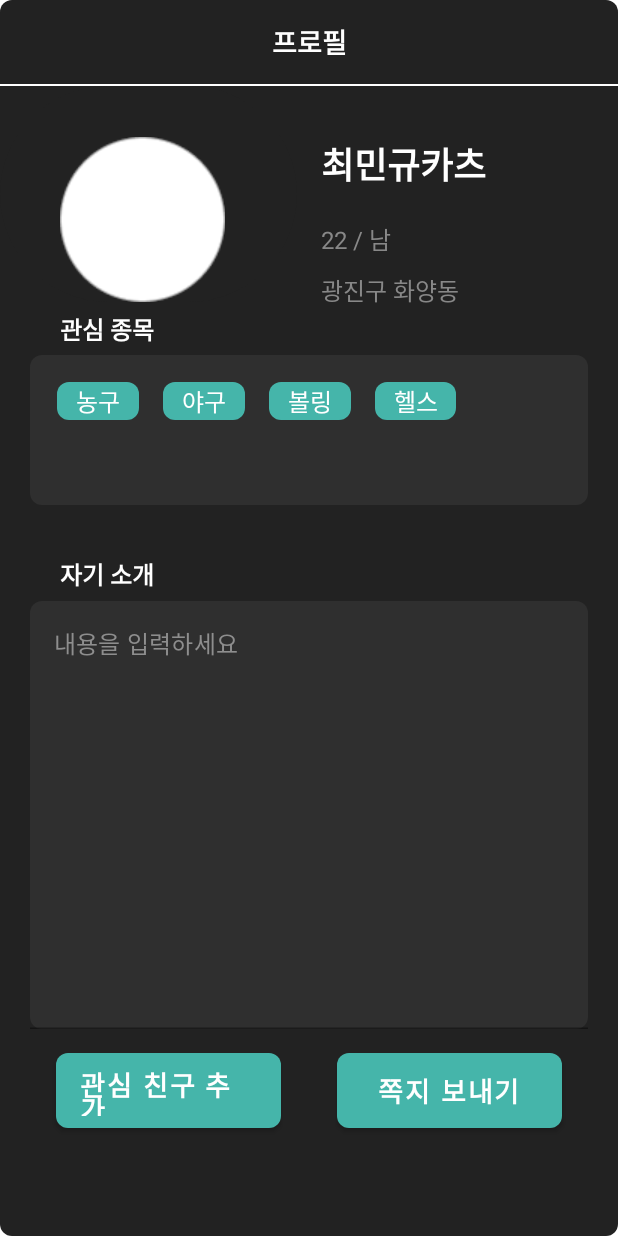
After one commit to beom84/SportsBuddy, an Android app built with Jetpack Compose: the composable FriendProfileScreen shown on its own in the app's theme, on a phone screen of 412 x 824 dp. The commit adds this screen. Run offline under Robolectric (Android 15) with nearby library versions, the phone set to English and light mode, and no system bars; Roboto replaces fonts that are not available here.

Commit message:
7번 페이지 완성~

```diff
--- /dev/null
+++ b/app/src/main/java/com/example/sportsbuddy/enroll_match/EnrollMatchActivity.kt
@@ -0,0 +1,28 @@
+package com.example.sportsbuddy.enroll_match
+
+import android.content.Context
+import android.content.Intent
+import android.os.Bundle
+import androidx.appcompat.app.AppCompatActivity
+import com.example.sportsbuddy.databinding.ActivitySampleBinding
+import com.example.sportsbuddy.sample.SampleActivity
+import com.example.sportsbuddy.screen.SampleScreen
+
+class EnrollMatchActivity : AppCompatActivity() {
+
+    private lateinit var binding: ActivitySampleBinding
+
+    override fun onCreate(savedInstanceState: Bundle?) {
+        super.onCreate(savedInstanceState)
+
+        binding = ActivitySampleBinding.inflate(layoutInflater)
+        binding.cvSample.setContent {
+            EnrollMatchScreen()
+        }
+        setContentView(binding.root)
+    }
+
+    companion object {
+        fun getIntent(context: Context) = Intent(context, EnrollMatchActivity::class.java)
+    }
+}
--- a/app/src/main/java/com/example/sportsbuddy/enroll_match/EnrollMatchScreen.kt
+++ b/app/src/main/java/com/example/sportsbuddy/enroll_match/EnrollMatchScreen.kt
@@ -7,6 +7,7 @@ import androidx.compose.foundation.layout.Box
 import androidx.compose.foundation.layout.Column
 import androidx.compose.foundation.layout.Row
 import androidx.compose.foundation.layout.Spacer
+import androidx.compose.foundation.layout.fillMaxSize
 import androidx.compose.foundation.layout.fillMaxWidth
 import androidx.compose.foundation.layout.height
 import androidx.compose.foundation.layout.padding
@@ -45,7 +46,8 @@ fun EnrollMatchScreen(modifier: Modifier = Modifier) {
     var maxParticipants by remember { mutableStateOf(20) }
     var description by remember { mutableStateOf("") }
 
-    Column(modifier = Modifier.background(Color(0x222222))) {
+    Column(modifier = Modifier.background(Color(0x222222))
+        .fillMaxSize()) {
         TopAppBar(
             onBackIconClick = {},
             title = "매칭등록",
@@ -69,6 +71,7 @@ fun EnrollMatchScreen(modifier: Modifier = Modifier) {
                     .padding(20.dp)
                     .background(Color(0xFF2F2F2F))
                     .fillMaxWidth()
+                    .height(640.dp)
             ) {
                 Row(
                     modifier = Modifier.padding(start = 16.dp),
@@ -211,7 +214,7 @@ fun EnrollMatchScreen(modifier: Modifier = Modifier) {
                     onValueChange = { description = it },
                     modifier = Modifier
                         .fillMaxWidth()
-                        .height(150.dp),
+                        .height(300.dp),
                     textStyle = TextStyle(Color(0xFF8E8E8E)),
                     placeholder = { Text("내용을 입력하세요", color = Color(0xFF8E8E8E)) },
                     colors = TextFieldDefaults.textFieldColors(
@@ -219,7 +222,7 @@ fun EnrollMatchScreen(modifier: Modifier = Modifier) {
                         textColor = Color(0xFF8E8E8E),
                         placeholderColor = Color(0xFF8E8E8E)
                     ),
-                    maxLines = 10
+                    maxLines = 15
                 )
 
                 Spacer(modifier = Modifier.height(16.dp))
@@ -227,7 +230,7 @@ fun EnrollMatchScreen(modifier: Modifier = Modifier) {
         }
         Button(
             onClick = { /* TODO: 등록하기 */ },
-            modifier = Modifier.fillMaxWidth().padding(start = 20.dp, end = 20.dp, bottom = 28.dp),
+            modifier = Modifier.fillMaxWidth().padding(start = 20.dp, end = 20.dp, bottom = 28.dp).height(50.dp),
             colors = ButtonDefaults.buttonColors(
                 contentColor = colorResource(id = R.color.mint),
                 containerColor = colorResource(id = R.color.mint)
--- a/app/src/main/java/com/example/sportsbuddy/enroll_match/TopAppBar.kt
+++ b/app/src/main/java/com/example/sportsbuddy/enroll_match/TopAppBar.kt
@@ -5,6 +5,7 @@ import androidx.compose.foundation.layout.Box
 import androidx.compose.foundation.layout.PaddingValues
 import androidx.compose.foundation.layout.Row
 import androidx.compose.foundation.layout.fillMaxWidth
+import androidx.compose.foundation.layout.height
 import androidx.compose.foundation.layout.size
 import androidx.compose.material3.ExperimentalMaterial3Api
 import androidx.compose.material3.IconButton
@@ -38,7 +39,7 @@ fun TopAppBar(
         elevation = 0.dp
     ) {
         Row(
-            modifier = Modifier.fillMaxWidth(),
+            modifier = Modifier.fillMaxWidth().height(56.dp),
             verticalAlignment = Alignment.CenterVertically,
         ) {
             // 뒤로 가기(좌측 아이콘)
--- /dev/null
+++ b/app/src/main/java/com/example/sportsbuddy/friend_profile/FriendProfileScreen.kt
@@ -0,0 +1,289 @@
+package com.example.sportsbuddy.friend_profile
+
+import androidx.compose.foundation.Image
+import androidx.compose.foundation.background
+import androidx.compose.foundation.layout.Arrangement
+import androidx.compose.foundation.layout.Box
+import androidx.compose.foundation.layout.Column
+import androidx.compose.foundation.layout.PaddingValues
+import androidx.compose.foundation.layout.Row
+import androidx.compose.foundation.layout.Spacer
+import androidx.compose.foundation.layout.aspectRatio
+import androidx.compose.foundation.layout.fillMaxHeight
+import androidx.compose.foundation.layout.fillMaxSize
+import androidx.compose.foundation.layout.fillMaxWidth
+import androidx.compose.foundation.layout.height
+import androidx.compose.foundation.layout.padding
+import androidx.compose.foundation.layout.width
+import androidx.compose.foundation.lazy.LazyRow
+import androidx.compose.foundation.lazy.grid.GridCells
+import androidx.compose.foundation.lazy.grid.LazyVerticalGrid
+import androidx.compose.foundation.lazy.items
+import androidx.compose.foundation.shape.CircleShape
+import androidx.compose.foundation.shape.RoundedCornerShape
+import androidx.compose.material.Button
+import androidx.compose.material.ButtonDefaults
+import androidx.compose.material.Text
+import androidx.compose.material.TextField
+import androidx.compose.material.TextFieldDefaults
+import androidx.compose.runtime.Composable
+import androidx.compose.runtime.getValue
+import androidx.compose.runtime.mutableStateOf
+import androidx.compose.runtime.remember
+import androidx.compose.runtime.setValue
+import androidx.compose.ui.Alignment
+import androidx.compose.ui.Modifier
+import androidx.compose.ui.draw.paint
+import androidx.compose.ui.graphics.Color
+import androidx.compose.ui.layout.ContentScale
+import androidx.compose.ui.res.colorResource
+import androidx.compose.ui.res.painterResource
+import androidx.compose.ui.text.TextStyle
+import androidx.compose.ui.text.font.FontWeight
+import androidx.compose.ui.text.style.TextAlign
+import androidx.compose.ui.tooling.preview.Preview
+import androidx.compose.ui.unit.dp
+import androidx.compose.ui.unit.sp
+import com.example.sportsbuddy.R
+
+@Composable
+fun FriendProfileScreen(modifier: Modifier = Modifier) {
+
+    val list = listOf("농구", "야구", "볼링", "헬스")
+    var description by remember { mutableStateOf("") }
+
+
+    Column(
+        modifier = Modifier
+            .background(
+                colorResource(id = R.color.grey_background),
+                shape = RoundedCornerShape(8.dp)
+            )
+            .fillMaxSize()
+    ) {
+        Column(
+            modifier = Modifier
+                .height(56.dp)
+                .fillMaxWidth(),
+            verticalArrangement = Arrangement.Center,
+            horizontalAlignment = Alignment.CenterHorizontally
+        ) {
+            Text(
+                text = "프로필",
+                color = Color.White,
+                fontSize = 18.sp,
+                fontWeight = FontWeight.ExtraBold,
+                textAlign = TextAlign.Center
+            )
+        }
+        Box(
+            modifier = Modifier
+                .fillMaxWidth()
+                .height(1.dp)
+                .background(color = Color.White)
+        )
+        ProfileRow(
+            imgid = R.drawable.basic_profile_img,
+            nickname = "최민규카츠",
+            gender = "남",
+            age = "22",
+            location = "광진구 화양동"
+        )
+        InterestGrid(list = list)
+        Text(
+            modifier = Modifier.padding(start = 40.dp, top = 34.dp, bottom = 6.dp),
+            text = "자기 소개",
+            color = Color.White,
+            fontSize = 16.sp,
+            fontWeight = FontWeight.ExtraBold
+        )
+        TextField(
+            value = description,
+            onValueChange = { description = it },
+            modifier = Modifier
+                .fillMaxWidth()
+                .height(285.dp)
+                .padding(start = 20.dp, end = 20.dp),
+            textStyle = TextStyle(Color(0xFF8E8E8E)),
+            placeholder = { Text("내용을 입력하세요", color = Color(0xFF8E8E8E)) },
+            colors = TextFieldDefaults.textFieldColors(
+                backgroundColor = Color(0xFF2F2F2F),
+                textColor = Color(0xFF8E8E8E),
+                placeholderColor = Color(0xFF8E8E8E)
+            ),
+            maxLines = 15,
+            shape = RoundedCornerShape(8.dp)
+        )
+        Spacer(modifier = Modifier.height(16.dp))
+       InterestButtons()
+    }
+}
+
+
+@Composable
+fun ProfileRow(
+    imgid: Int,
+    nickname: String,
+    gender: String,
+    age: String,
+    location: String
+) {
+    Row(
+        modifier = Modifier
+            .fillMaxWidth()
+            .background(colorResource(id = R.color.basic_background))
+            .height(150.dp)
+
+    ) {
+        Box(
+            modifier = Modifier
+                .weight(1f)
+                .background(colorResource(id = R.color.grey_background), CircleShape)
+                .padding(start = 40.dp, top = 34.dp)
+        ) {
+            Image(
+                painter = painterResource(id = imgid),
+                contentDescription = null,
+                modifier = Modifier
+                    .width(110.dp)
+                    .height(110.dp),
+                contentScale = ContentScale.Crop
+            )
+        }
+        Spacer(modifier = Modifier.width(16.dp))
+        Column(
+            modifier = Modifier
+                .weight(1f)
+                .fillMaxHeight(),
+
+            horizontalAlignment = Alignment.Start
+        ) {
+            Text(
+                text = nickname,
+                color = Color.White,
+                fontSize = 24.sp,
+                fontWeight = FontWeight.Bold,
+                modifier = Modifier.padding(top = 34.dp, bottom = 20.dp)
+            )
+
+            Text(
+                text = "$age / $gender",
+                color = Color.Gray,
+                fontSize = 16.sp,
+                modifier = Modifier.padding(bottom = 10.dp)
+            )
+            Text(
+                text = location,
+                color = Color.Gray,
+                fontSize = 16.sp
+            )
+        }
+    }
+}
+
+@Composable
+fun InterestGrid(list: List<String>) {
+    Column(
+        modifier = Modifier
+            .fillMaxWidth()
+
+    ) {
+        Text(
+            text = "관심 종목",
+            color = Color.White,
+            fontSize = 16.sp,
+            fontWeight = FontWeight.Bold,
+            modifier = Modifier.padding(start = 40.dp)
+        )
+        Spacer(modifier = Modifier.height(5.dp))
+        Box(
+            modifier = Modifier
+                .padding(start = 20.dp, end = 20.dp)
+                .background(
+                    colorResource(id = R.color.grey_item_background),
+                    shape = RoundedCornerShape(8.dp)
+                )
+                .fillMaxWidth()
+                .height(100.dp)
+        )
+        {
+            LazyVerticalGrid(
+                columns = GridCells.Fixed(5),
+                // content padding
+                contentPadding = PaddingValues(
+                    start = 10.dp,
+                    top = 10.dp,
+                    end = 10.dp,
+                )
+            ) {
+                items(list.size) { size ->
+                    InterestItem(list[size])
+                    Spacer(modifier = Modifier.width(8.dp))
+                }
+            }
+        }
+    }
+}
+
+
+@Composable
+fun InterestItem(interest: String) {
+    Box(
+        modifier = Modifier
+            .padding(8.dp)
+            .width(54.dp)
+            .height(25.dp)
+            .background(
+                color = colorResource(id = R.color.mint),
+                shape = RoundedCornerShape(8.dp)
+            ),
+        contentAlignment = Alignment.Center
+    ) {
+        Text(
+            text = interest,
+            color = Color.White,
+            fontSize = 16.sp,
+            fontWeight = FontWeight.Medium,
+            textAlign = TextAlign.Center,
+
+            )
+    }
+}
+
+@Composable
+fun InterestButtons() {
+    Row(
+        modifier = Modifier
+            .fillMaxWidth()
+            ,
+        horizontalArrangement = Arrangement.SpaceEvenly,
+        verticalAlignment = Alignment.CenterVertically
+    ) {
+        InterestButton(text = "관심 친구 추가")
+        InterestButton(text = "쪽지 보내기")
+    }
+}
+
+@Composable
+fun InterestButton(text: String) {
+    Button(
+        onClick = { /* Handle button click */ },
+        colors = ButtonDefaults.buttonColors(backgroundColor = colorResource(id = R.color.mint)),
+        shape = RoundedCornerShape(8.dp),
+        modifier = Modifier
+            .height(50.dp)
+            .width(150.dp)
+    ) {
+        Text(
+            text = text,
+            color = Color.White,
+            fontSize = 18.sp,
+            fontWeight = FontWeight.Bold
+        )
+    }
+}
+@Preview
+@Composable
+private fun ScreenPreview() {
+    FriendProfileScreen()
+}
--- a/app/src/main/java/com/example/sportsbuddy/screen/SampleScreen.kt
+++ b/app/src/main/java/com/example/sportsbuddy/screen/SampleScreen.kt
@@ -2,7 +2,7 @@ package com.example.sportsbuddy.screen
 
 import androidx.compose.foundation.layout.Column
 import androidx.compose.foundation.layout.fillMaxWidth
-import androidx.compose.material3.Text
+import androidx.compose.material.Text
 import androidx.compose.runtime.Composable
 import androidx.compose.ui.Modifier
 
```
Also changed, not shown: app/src/main/res/drawable/basic_profile_img.png (added).
